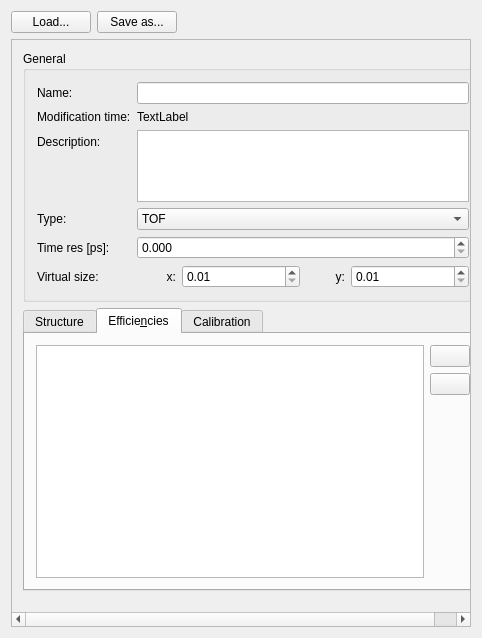
Old version of the form ui_files/ui_request_detector_settings.ui in the repository JYU-IBA/potku.
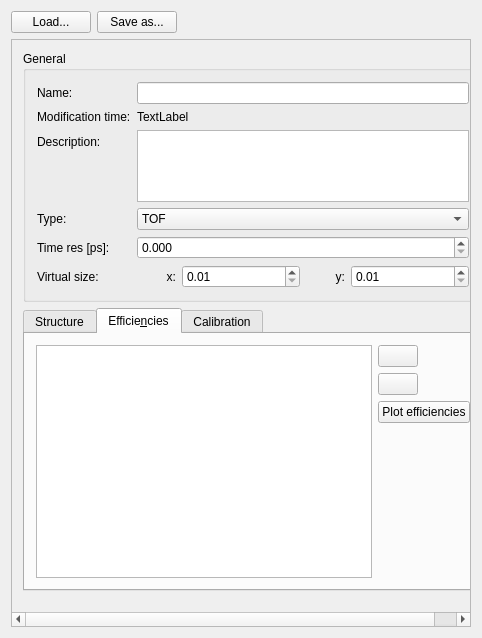
New version of the form. Icons and pictures are not drawn.

The edit to the form file:
```diff
--- a/ui_files/ui_request_detector_settings.ui
+++ b/ui_files/ui_request_detector_settings.ui
@@ -507,6 +507,19 @@
                    </property>
                   </widget>
                  </item>
+                 <item alignment="Qt::AlignTop">
+                  <widget class="QPushButton" name="plotEfficiencyButton">
+                   <property name="sizePolicy">
+                    <sizepolicy hsizetype="Fixed" vsizetype="Fixed">
+                     <horstretch>0</horstretch>
+                     <verstretch>0</verstretch>
+                    </sizepolicy>
+                   </property>
+                   <property name="text">
+                    <string>Plot efficiencies</string>
+                   </property>
+                  </widget>
+                 </item>
                  <item>
                   <spacer name="verticalSpacer_2">
                    <property name="orientation">
```
